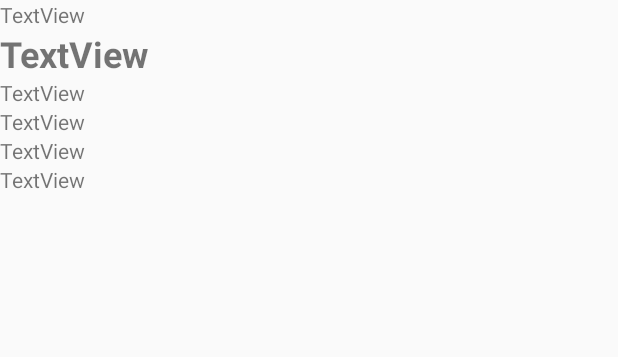
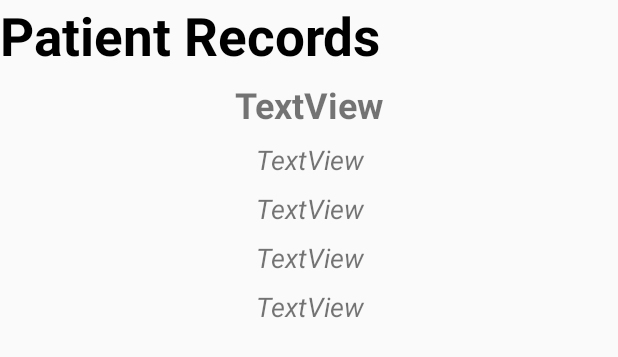
Before and after one commit to HackathonProjects2020-2021/Rapidemics, an Android app: the layout list_view.xml on its own in the app's theme, with its tools: preview values and no code run, on a phone screen of 412 x 824 dp. Shown: the top 357 px of the screen. Run offline under Robolectric (Android 15) with nearby library versions, the phone set to English and light mode, and no system bars.

Commit message:
retrieve works

```diff
--- a/app/src/main/java/app/patientocity/patientInfoAdapter.java
+++ b/app/src/main/java/app/patientocity/patientInfoAdapter.java
@@ -30,7 +30,7 @@ public class patientInfoAdapter extends ArrayAdapter<patient> {
         LayoutInflater inflater = context.getLayoutInflater();
         View listView = inflater.inflate(R.layout.list_view, null, true);
 
-        TextView id =  (TextView) listView.findViewById(R.id.idTextView);
+//        TextView id =  (TextView) listView.findViewById(R.id.idTextView);
         TextView name =  (TextView) listView.findViewById(R.id.nameTextView);
         TextView symptoms =  (TextView) listView.findViewById(R.id.symptomsTextView);
         TextView diagnosis =  (TextView) listView.findViewById(R.id.diagnosisTextView);
@@ -38,7 +38,7 @@ public class patientInfoAdapter extends ArrayAdapter<patient> {
         TextView datetime =  (TextView) listView.findViewById(R.id.datetimeTextView);
 
         patient p = patientsList.get(position);
-        id.setText(p.getPatienId());
+//        id.setText(p.getPatienId());
         name.setText(p.getPatientName());
         symptoms.setText(p.getPatientSymptom());
         diagnosis.setText(p.getPatientDiag());
--- a/app/src/main/res/layout/list_view.xml
+++ b/app/src/main/res/layout/list_view.xml
@@ -4,42 +4,83 @@
     android:layout_height="match_parent"
     android:orientation="vertical">
 
+    <TextView
+        android:layout_width="wrap_content"
+        android:layout_height="wrap_content"
+        android:text="Patient Records"
+        android:textStyle="bold"
+        android:textColor="#000000"
+        android:textSize="35sp" />
 
-    <TextView
-        android:id="@+id/idTextView"
-        android:layout_width="match_parent"
-        android:layout_height="wrap_content"
-        android:text="TextView" />
 
     <TextView
         android:id="@+id/nameTextView"
         android:layout_width="match_parent"
         android:layout_height="wrap_content"
+        android:layout_marginTop="6dp"
         android:text="TextView"
         android:textSize="24sp"
-        android:textStyle="bold" />
+        android:textStyle="bold"
+        android:textAlignment="center"
+        />
+
 
     <TextView
         android:id="@+id/symptomsTextView"
         android:layout_width="match_parent"
         android:layout_height="wrap_content"
-        android:text="TextView" />
+        android:layout_marginTop="8dp"
+
+        android:text="TextView"
+        android:textSize="18sp"
+
+        android:textStyle="italic"
+        android:textAlignment="center"
+        />
 
     <TextView
         android:id="@+id/diagnosisTextView"
         android:layout_width="match_parent"
         android:layout_height="wrap_content"
-        android:text="TextView" />
+        android:layout_marginTop="8dp"
+
+        android:text="TextView"
+        android:textSize="18sp"
+
+        android:textStyle="italic"
+
+        android:textAlignment="center"
+        />
 
     <TextView
         android:id="@+id/roomTextView"
         android:layout_width="match_parent"
         android:layout_height="wrap_content"
-        android:text="TextView" />
+        android:layout_marginTop="8dp"
+
+        android:text="TextView"
+        android:textSize="18sp"
+
+        android:textStyle="italic"
+
+        android:textAlignment="center"
+        />
 
     <TextView
         android:id="@+id/datetimeTextView"
         android:layout_width="match_parent"
         android:layout_height="wrap_content"
-        android:text="TextView" />
+        android:layout_marginTop="8dp"
+
+        android:text="TextView"
+        android:textSize="18sp"
+
+        android:textStyle="italic"
+
+        android:textAlignment="center"
+        />
+
+
+
+
 </LinearLayout>
```
